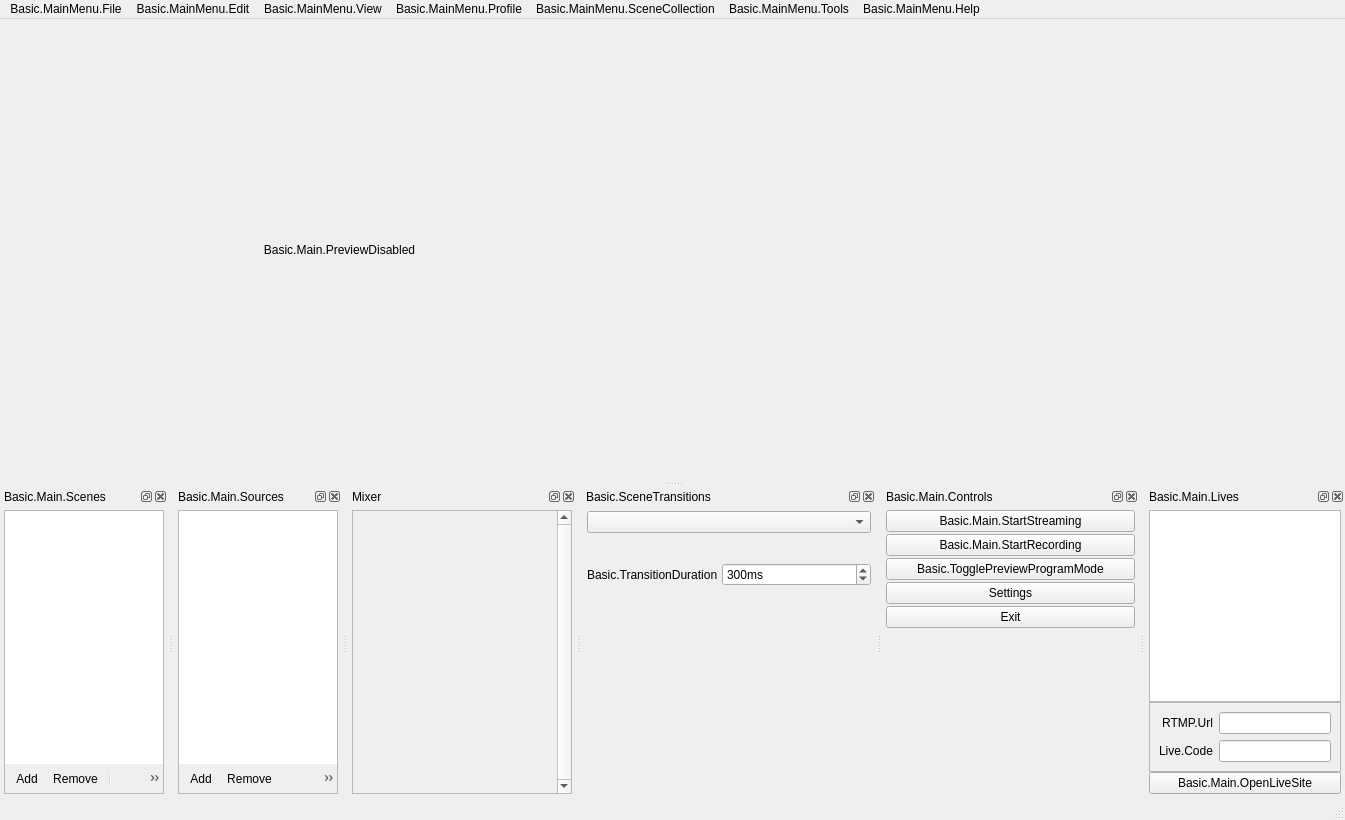
Old version of the form UI/forms/OBSBasic.ui in the repository gechangli/obs-studio.
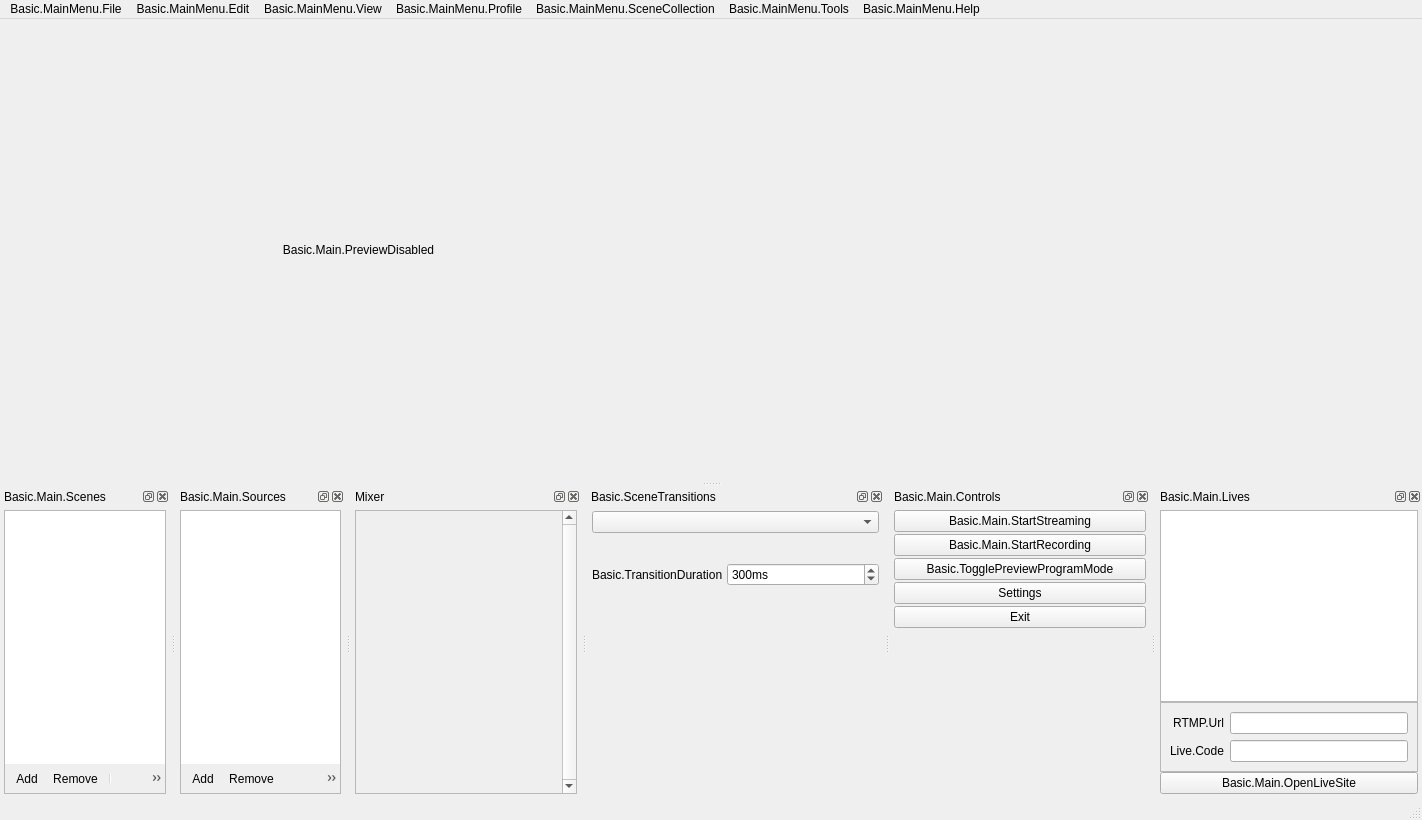
New version of the form. Icons and pictures are not drawn. Custom widgets are drawn as their Qt base class.

```diff
--- a/UI/forms/OBSBasic.ui
+++ b/UI/forms/OBSBasic.ui
@@ -7,7 +7,7 @@
    <rect>
     <x>0</x>
     <y>0</y>
-    <width>1345</width>
+    <width>1422</width>
     <height>820</height>
    </rect>
   </property>
@@ -102,7 +102,7 @@
     <rect>
      <x>0</x>
      <y>0</y>
-     <width>1345</width>
+     <width>1422</width>
      <height>26</height>
     </rect>
    </property>
```
Left out of the diff: 7 changed lines with no effect on the pictures.
